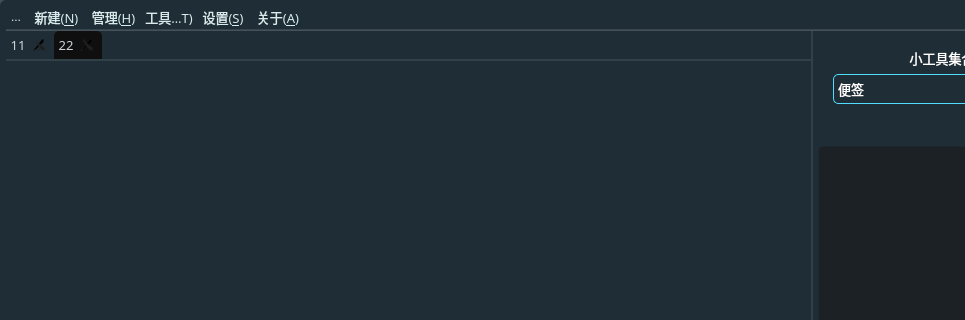
The window that mainwindow.ui (HuaGouFdog/Fdog-Kit) describes before a commit, drawn with Qt 5; both pictures show x 0 to 965 and y 0 to 320 of the 1077 by 672 pixel window.
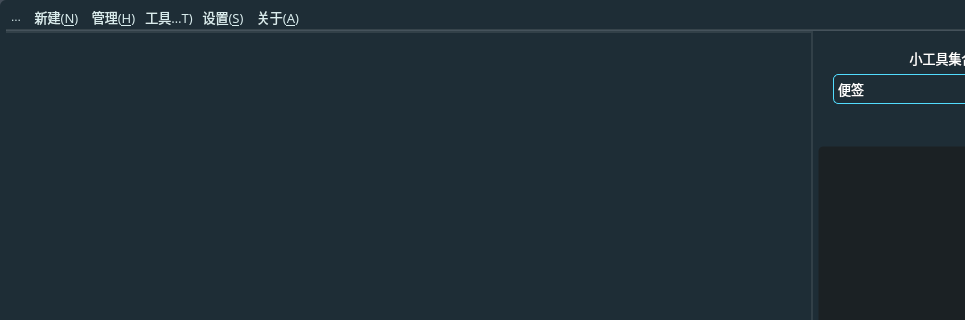
The same window after the commit. Icons and pictures are not drawn.

What changed in the file:
```diff
--- a/mainwindow.ui
+++ b/mainwindow.ui
@@ -934,24 +934,6 @@
                 <property name="movable">
                  <bool>true</bool>
                 </property>
-                <widget class="QWidget" name="tab">
-                 <attribute name="icon">
-                  <iconset resource="lib.qrc">
-                   <normaloff>:/lib/XML-Local-hover.png</normaloff>:/lib/XML-Local-hover.png</iconset>
-                 </attribute>
-                 <attribute name="title">
-                  <string>11</string>
-                 </attribute>
-                </widget>
-                <widget class="QWidget" name="tab_2">
-                 <attribute name="icon">
-                  <iconset resource="lib.qrc">
-                   <normaloff>:/lib/toolBox.png</normaloff>:/lib/toolBox.png</iconset>
-                 </attribute>
-                 <attribute name="title">
-                  <string>22</string>
-                 </attribute>
-                </widget>
                </widget>
               </item>
              </layout>
```
Left out of the diff: 2 changed lines with no effect on the pictures.
